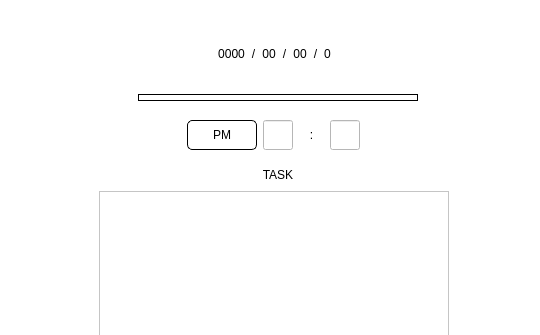
Old version of the form _uiFiles/sub.ui in the repository Non-duality/-; both pictures show x 0 to 540 and y 0 to 335 of the 540 by 500 pixel window.
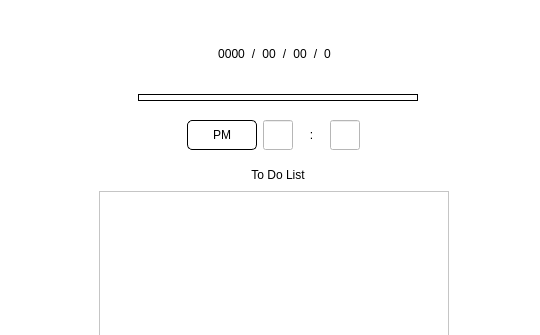
New version of the form.

Commit message: [Fix] - [알림 메시지 오류 수정]

```diff
--- a/_uiFiles/sub.ui
+++ b/_uiFiles/sub.ui
@@ -379,7 +379,7 @@
        <string notr="true">font: 75 9pt &quot;나눔바른펜&quot;;</string>
       </property>
       <property name="text">
-       <string>TASK</string>
+       <string>To Do List</string>
       </property>
       <property name="alignment">
        <set>Qt::AlignCenter</set>
```
Left out of the diff: 3 changed lines with no effect on the pictures. The commit also changes 1 other file.
